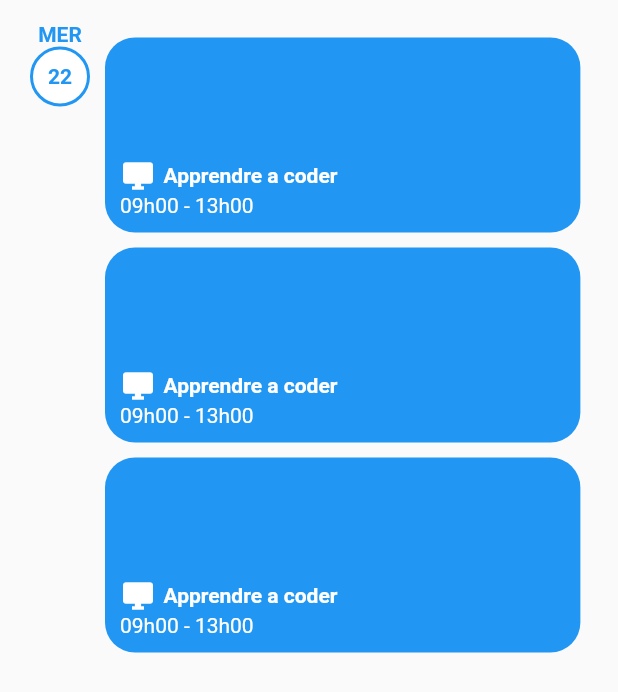
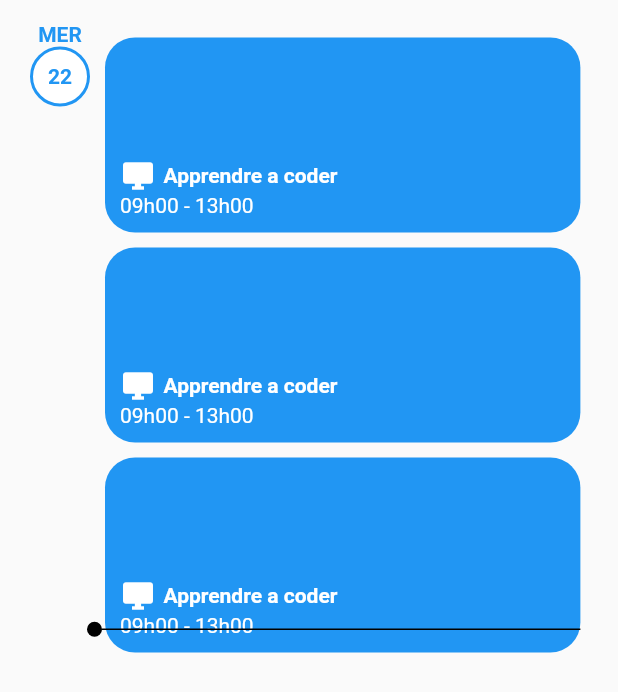
Before and after one commit to pentest225/agenda_test, a Flutter app: the DayCard widget shown alone on an empty page, opened directly, on a phone screen of 412 x 824 dp. Shown: the top 692 px of the screen. Run offline on Flutter 3.47's test engine with Material 2 defaults, Android fonts, the phone set to English and light mode, and no system bars; missing offline and left inert: date_util.

Commit message:
Barre d'indication ok Dynamisation la page

```diff
--- a/agenda1/lib/Widgets/DayCard.dart
+++ b/agenda1/lib/Widgets/DayCard.dart
@@ -1,4 +1,5 @@
 import 'package:agenda1/Widgets/CircleDayDate.dart';
+import 'package:agenda1/Widgets/MyDivider.dart';
 import 'package:agenda1/Widgets/ProgrammeCard.dart';
 import 'package:flutter/material.dart';
 
@@ -14,6 +15,7 @@ class DayCard extends StatelessWidget {
           CircleDayDate(),
           Container(
             child: Stack(
+              overflow: Overflow.visible,
               children: <Widget>[
               Column(
                 children: <Widget>[
@@ -25,9 +27,9 @@ class DayCard extends StatelessWidget {
               Positioned(
                 top: 0,
                 bottom: 0,
-                left: 0,
+                left: -12,
                 right: 0,
-                child: Text(""),
+                child: MyDivider(),
               )
             ]),
           ),
--- /dev/null
+++ b/agenda1/lib/Widgets/MyDivider.dart
@@ -0,0 +1,29 @@
+import 'package:flutter/material.dart';
+
+class MyDivider extends StatelessWidget {
+  @override
+  Widget build(BuildContext context) {
+    return Container(
+      width: MediaQuery.of(context).size.width * .85,
+      child: Row(
+        children: <Widget>[
+          // Circle Number Date End Days name
+          // Trait qui montre le tremps actuel
+          Container(
+              height: 10,
+              width: 10,
+              decoration: BoxDecoration(
+                  color: Colors.black, borderRadius: BorderRadius.circular(10))),
+          Expanded(
+            child: Container(
+              height: 1,
+              // width: MediaQuery.of(context).size.width,
+              color: Colors.black,
+            ),
+          )
+          // Fin du trait
+        ],
+      ),
+    );
+  }
+}
```
Also changed, not shown: agenda1/lib/Screen/onTapDay.dart (+1 -52 lines).
